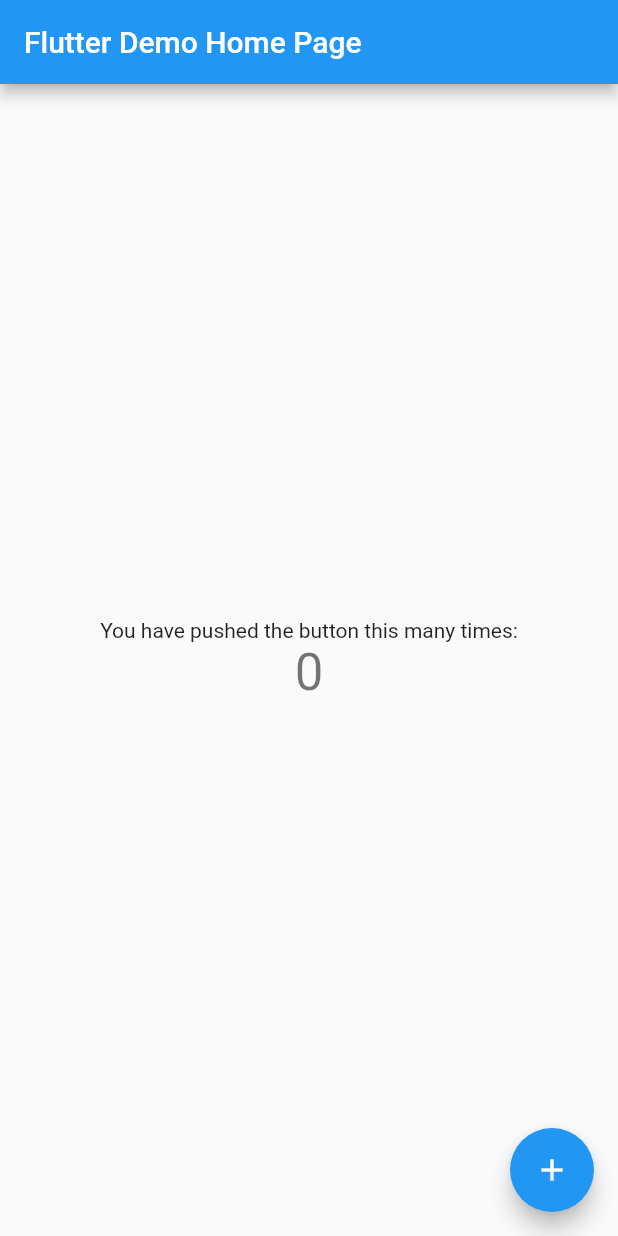
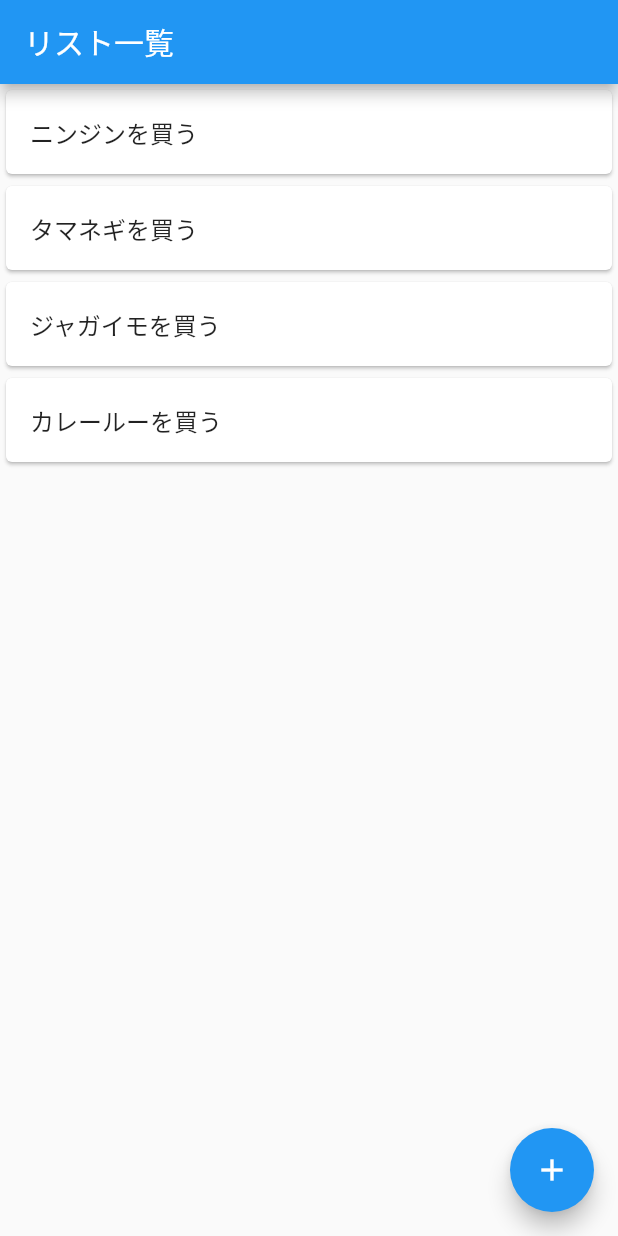
Before and after one commit to natsuya-kume/flutter-learn, a Flutter app: the screen it shows after launch, on a phone screen of 412 x 824 dp. Run offline on Flutter 3.47's test engine with Material 2 defaults, Android fonts, the phone set to English and light mode, and no system bars.

Commit message:
feat: todoリストの一覧画面UIを作成

```diff
--- a/lib/main.dart
+++ b/lib/main.dart
@@ -1,115 +1,93 @@
 import 'package:flutter/material.dart';
 
 void main() {
-  runApp(const MyApp());
+  // 最初に表示するWidget
+  runApp(MyTodoApp());
 }
 
-class MyApp extends StatelessWidget {
-  const MyApp({Key? key}) : super(key: key);
-
-  // This widget is the root of your application.
+class MyTodoApp extends StatelessWidget {
   @override
   Widget build(BuildContext context) {
     return MaterialApp(
-      title: 'Flutter Demo',
+      // アプリ名
+      title: 'My Todo App',
       theme: ThemeData(
-        // This is the theme of your application.
-        //
-        // Try running your application with "flutter run". You'll see the
-        // application has a blue toolbar. Then, without quitting the app, try
-        // changing the primarySwatch below to Colors.green and then invoke
-        // "hot reload" (press "r" in the console where you ran "flutter run",
-        // or simply save your changes to "hot reload" in a Flutter IDE).
-        // Notice that the counter didn't reset back to zero; the application
-        // is not restarted.
+        // テーマカラー
         primarySwatch: Colors.blue,
       ),
-      home: const MyHomePage(title: 'Flutter Demo Home Page'),
+      // リスト一覧画面を表示
+      home: TodoListPage(),
     );
   }
 }
 
-class MyHomePage extends StatefulWidget {
-  const MyHomePage({Key? key, required this.title}) : super(key: key);
-
-  // This widget is the home page of your application. It is stateful, meaning
-  // that it has a State object (defined below) that contains fields that affect
-  // how it looks.
-
-  // This class is the configuration for the state. It holds the values (in this
-  // case the title) provided by the parent (in this case the App widget) and
-  // used by the build method of the State. Fields in a Widget subclass are
-  // always marked "final".
-
-  final String title;
-
-  @override
-  State<MyHomePage> createState() => _MyHomePageState();
-}
-
-class _MyHomePageState extends State<MyHomePage> {
-  int _counter = 0;
-
-  void _incrementCounter() {
-    setState(() {
-      // This call to setState tells the Flutter framework that something has
-      // changed in this State, which causes it to rerun the build method below
-      // so that the display can reflect the updated values. If we changed
-      // _counter without calling setState(), then the build method would not be
-      // called again, and so nothing would appear to happen.
-      _counter++;
-    });
-  }
-
+// リスト一覧画面用Widget
+class TodoListPage extends StatelessWidget {
   @override
   Widget build(BuildContext context) {
-    // This method is rerun every time setState is called, for instance as done
-    // by the _incrementCounter method above.
-    //
-    // The Flutter framework has been optimized to make rerunning build methods
-    // fast, so that you can just rebuild anything that needs updating rather
-    // than having to individually change instances of widgets.
     return Scaffold(
+    // AppBarを表示し、タイトルも設定
       appBar: AppBar(
-        // Here we take the value from the MyHomePage object that was created by
-        // the App.build method, and use it to set our appbar title.
-        title: Text(widget.title),
+        title: Text('リスト一覧'),
       ),
-      body: Center(
-        // Center is a layout widget. It takes a single child and positions it
-        // in the middle of the parent.
-        child: Column(
-          // Column is also a layout widget. It takes a list of children and
-          // arranges them vertically. By default, it sizes itself to fit its
-          // children horizontally, and tries to be as tall as its parent.
-          //
-          // Invoke "debug painting" (press "p" in the console, choose the
-          // "Toggle Debug Paint" action from the Flutter Inspector in Android
-          // Studio, or the "Toggle Debug Paint" command in Visual Studio Code)
-          // to see the wireframe for each widget.
-          //
-          // Column has various properties to control how it sizes itself and
-          // how it positions its children. Here we use mainAxisAlignment to
-          // center the children vertically; the main axis here is the vertical
-          // axis because Columns are vertical (the cross axis would be
-          // horizontal).
-          mainAxisAlignment: MainAxisAlignment.center,
-          children: <Widget>[
-            const Text(
-              'You have pushed the button this many times:',
+       // ListViewを使いリスト一覧を表示
+      body: ListView(
+        children: <Widget>[
+          // *** 追加する部分 ***
+          // CardとListTileを使い、簡単に整ったUIを作成
+          Card(
+            child: ListTile(
+              title: Text('ニンジンを買う'),
             ),
-            Text(
-              '$_counter',
-              style: Theme.of(context).textTheme.headline4,
+          ),
+          Card(
+            child: ListTile(
+              title: Text('タマネギを買う'),
             ),
-          ],
-        ),
+          ),
+          Card(
+            child: ListTile(
+              title: Text('ジャガイモを買う'),
+            ),
+          ),
+          Card(
+            child: ListTile(
+              title: Text('カレールーを買う'),
+            ),
+          ),
+        ],
       ),
       floatingActionButton: FloatingActionButton(
-        onPressed: _incrementCounter,
-        tooltip: 'Increment',
-        child: const Icon(Icons.add),
-      ), // This trailing comma makes auto-formatting nicer for build methods.
+        onPressed: () {
+          // "push"で新規画面に遷移
+          Navigator.of(context).push(
+            MaterialPageRoute(builder: (context) {
+              // 遷移先の画面としてリスト追加画面を指定
+              return TodoAddPage();
+            }),
+          );
+        },
+        child: Icon(Icons.add),
+      ),
     );
   }
 }
+
+// リスト追加画面用Widget
+class TodoAddPage extends StatelessWidget {
+  @override
+  Widget build(BuildContext context) {
+    return Scaffold(
+      body: Center(
+        child: TextButton(
+          // ボタンをクリックした時の処理
+          onPressed: () {
+            // "pop"で前の画面に戻る
+            Navigator.of(context).pop();
+          },
+          child: Text('リスト追加画面（クリックで戻る）'),
+        ),
+      ),
+    );
+  }
+}
```
Also changed, not shown: 1 other file.
